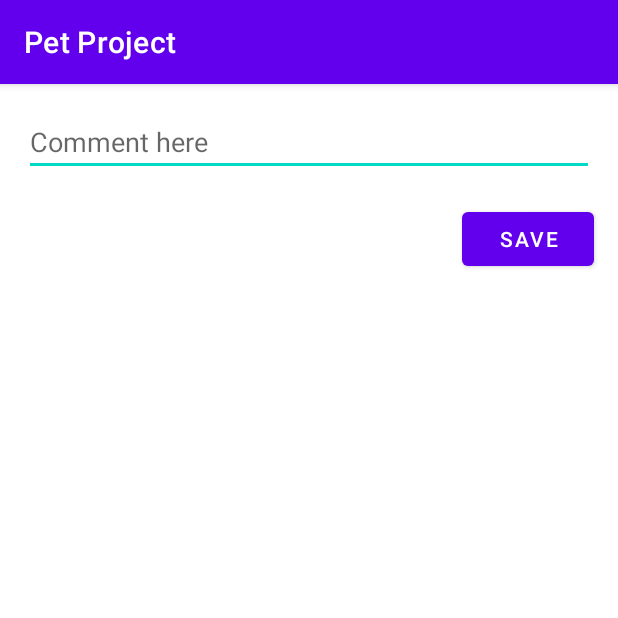
After one commit to Angrypavlo/UserInterfaceProject, an Android app: the CountryDetailActivity screen opened directly, with no data from a screen before it, on a phone screen of 412 x 824 dp, the top half of it. The commit adds this screen. Run offline under Robolectric (Android 15) with nearby library versions, the phone set to English and light mode, and no system bars; 3 statements that could not run were skipped.

Commit message:
edi delete button, comment and stuff

```diff
--- a/app/build.gradle
+++ b/app/build.gradle
@@ -36,4 +36,6 @@ dependencies {
     testImplementation 'junit:junit:4.13.2'
     androidTestImplementation 'androidx.test.ext:junit:1.1.5'
     androidTestImplementation 'androidx.test.espresso:espresso-core:3.5.1'
+    implementation 'androidx.recyclerview:recyclerview:1.2.1'
+
 }
--- /dev/null
+++ b/app/src/main/java/com/example/petproject/CommentsAdapter.java
@@ -0,0 +1,53 @@
+package com.example.petproject;
+
+import android.view.LayoutInflater;
+import android.view.View;
+import android.view.ViewGroup;
+import android.widget.TextView;
+
+import androidx.annotation.NonNull;
+import androidx.recyclerview.widget.RecyclerView;
+
+import java.util.ArrayList;
+import java.util.List;
+
+public class CommentsAdapter extends RecyclerView.Adapter<CommentsAdapter.CommentViewHolder> {
+
+    private List<Comment> comments = new ArrayList<>();
+
+    public void setData(List<Comment> comments) {
+        this.comments = comments;
+        notifyDataSetChanged();
+    }
+
+    @NonNull
+    @Override
+    public CommentViewHolder onCreateViewHolder(@NonNull ViewGroup parent, int viewType) {
+        View view = LayoutInflater.from(parent.getContext()).inflate(android.R.layout.simple_list_item_1, parent, false);
+        return new CommentViewHolder(view);
+    }
+
+    @Override
+    public void onBindViewHolder(@NonNull CommentViewHolder holder, int position) {
+        Comment comment = comments.get(position);
+        holder.bind(comment.getText());
+    }
+
+    @Override
+    public int getItemCount() {
+        return comments.size();
+    }
+
+    static class CommentViewHolder extends RecyclerView.ViewHolder {
+        private TextView textViewComment;
+
+        public CommentViewHolder(@NonNull View itemView) {
+            super(itemView);
+            textViewComment = itemView.findViewById(android.R.id.text1);
+        }
+
+        public void bind(String comment) {
+            textViewComment.setText(comment);
+        }
+    }
+}
--- /dev/null
+++ b/app/src/main/java/com/example/petproject/CountryDetailActivity.java
@@ -0,0 +1,175 @@
+package com.example.petproject;
+
+import android.content.ContentValues;
+import android.content.Intent;
+import android.database.Cursor;
+import android.database.sqlite.SQLiteDatabase;
+import android.os.Bundle;
+import android.view.View;
+import android.widget.Button;
+import android.widget.EditText;
+import android.widget.ImageView;
+import android.widget.Toast;
+import androidx.appcompat.app.AppCompatActivity;
+import androidx.recyclerview.widget.DividerItemDecoration;
+import androidx.recyclerview.widget.LinearLayoutManager;
+import androidx.recyclerview.widget.RecyclerView;
+import java.util.ArrayList;
+import java.util.List;
+import java.io.Serializable;
+import java.util.List;
+public class CountryDetailActivity extends AppCompatActivity {
+    private String selectedCountry;
+    private EditText editTextComment;
+    private ImageView imageView;
+    private Button buttonSave;
+    private RecyclerView recyclerView;
+    private CommentsAdapter commentsAdapter;
+
+    @Override
+    protected void onCreate(Bundle savedInstanceState) {
+        super.onCreate(savedInstanceState);
+        setContentView(R.layout.activity_country_detail);
+
+        selectedCountry = getIntent().getStringExtra("country");
+        if (selectedCountry != null) {
+            getSupportActionBar().setTitle(selectedCountry);
+        }
+
+        editTextComment = findViewById(R.id.editTextComment);
+        buttonSave = findViewById(R.id.buttonSave);
+        recyclerView = findViewById(R.id.recyclerViewComments);
+        commentsAdapter = new CommentsAdapter();
+        recyclerView.setLayoutManager(new LinearLayoutManager(this));
+        recyclerView.addItemDecoration(new DividerItemDecoration(this, DividerItemDecoration.VERTICAL));
+        recyclerView.setAdapter(commentsAdapter);
+
+        Button buttonShowAllComments = findViewById(R.id.buttonShowAllComments);
+        buttonShowAllComments.setOnClickListener(new View.OnClickListener() {
+            @Override
+            public void onClick(View view) {
+                showAllComments(selectedCountry);
+            }
+        });
+        buttonSave.setOnClickListener(new View.OnClickListener() {
+            @Override
+            public void onClick(View view) {
+                String comment = editTextComment.getText().toString();
+                saveCommentToDatabase(selectedCountry, comment);
+                updateCommentsList(selectedCountry);
+                editTextComment.setText("");
+            }
+        });
+
+        updateCommentsList(selectedCountry);
+    }
+
+    private void saveCommentToDatabase(String selectedCountry, String comment) {
+        if (comment.trim().isEmpty()) {
+            Toast.makeText(CountryDetailActivity.this, "Comment can't be null", Toast.LENGTH_SHORT).show();
+            return;
+        }
+        DatabaseHelper dbHelper = new DatabaseHelper(CountryDetailActivity.this);
+        SQLiteDatabase database = dbHelper.getWritableDatabase();
+
+        ContentValues values = new ContentValues();
+        values.put(DatabaseHelper.COLUMN_COUNTRY, selectedCountry);
+        values.put(DatabaseHelper.COLUMN_COMMENT, comment);
+        long newRowId = database.insert(DatabaseHelper.TABLE_COMMENTS, null, values);
+
+        dbHelper.close();
+
+        Toast.makeText(CountryDetailActivity.this, "Comment saved to database", Toast.LENGTH_SHORT).show();
+    }
+
+    private void updateCommentsList(String selectedCountry) {
+        DatabaseHelper dbHelper = new DatabaseHelper(CountryDetailActivity.this);
+        SQLiteDatabase database = dbHelper.getReadableDatabase();
+
+        String[] projection = {DatabaseHelper.COLUMN_COMMENT};
+        String selection = DatabaseHelper.COLUMN_COUNTRY + " = ?";
+        String[] selectionArgs = {selectedCountry};
+
+        Cursor cursor = database.query(
+                DatabaseHelper.TABLE_COMMENTS,
+                projection,
+                selection,
+                selectionArgs,
+                null,
+                null,
+                null
+        );
+
+        List<Comment> commentList = new ArrayList<>();
+
+        while (cursor.moveToNext()) {
+            String commentText = cursor.getString(cursor.getColumnIndexOrThrow(DatabaseHelper.COLUMN_COMMENT));
+            Comment comment = new Comment(commentText);
+            commentList.add(comment);
+        }
+
+        cursor.close();
+        dbHelper.close();
+
+        commentsAdapter.setData(commentList);
+
+        // See All button control
+        Button buttonShowAllComments = findViewById(R.id.buttonShowAllComments);
+        if (commentList.size() > 0) {
+            buttonShowAllComments.setVisibility(View.VISIBLE);
+            buttonShowAllComments.setOnClickListener(new View.OnClickListener() {
+                @Override
+                public void onClick(View view) {
+                    showAllComments(selectedCountry);
+                }
+            });
+        } else {
+            buttonShowAllComments.setVisibility(View.GONE);
+        }
+    }
+
+
+    private void showAllComments(String selectedCountry) {
+        Intent intent = new Intent(CountryDetailActivity.this, AllCommentsActivity.class);
+        intent.putExtra("country", selectedCountry);
+
+        // Assuming getAllComments returns a List<Comment>
+        List<Comment> allComments = getAllComments(selectedCountry);
+
+        intent.putParcelableArrayListExtra("allComments", new ArrayList<>(allComments));
+        startActivity(intent);
+    }
+
+
+    private List<Comment> getAllComments(String selectedCountry) {
+        DatabaseHelper dbHelper = new DatabaseHelper(CountryDetailActivity.this);
+        SQLiteDatabase database = dbHelper.getReadableDatabase();
+
+        String[] projection = {DatabaseHelper.COLUMN_COMMENT};
+        String selection = DatabaseHelper.COLUMN_COUNTRY + " = ?";
+        String[] selectionArgs = {selectedCountry};
+
+        Cursor cursor = database.query(
+                DatabaseHelper.TABLE_COMMENTS,
+                projection,
+                selection,
+                selectionArgs,
+                null,
+                null,
+                null
+        );
+
+        List<Comment> commentList = new ArrayList<>();
+        int counter = 1;
+        while (cursor.moveToNext()) {
+            String commentText = cursor.getString(cursor.getColumnIndexOrThrow(DatabaseHelper.COLUMN_COMMENT));
+            Comment comment = new Comment(commentText);
+            commentList.add(comment);
+        }
+
+        cursor.close();
+        dbHelper.close();
+
+        return commentList;
+    }
+}
--- /dev/null
+++ b/app/src/main/java/com/example/petproject/DatabaseHelper.java
@@ -0,0 +1,34 @@
+package com.example.petproject;
+
+import android.content.Context;
+import android.database.sqlite.SQLiteDatabase;
+import android.database.sqlite.SQLiteOpenHelper;
+
+public class DatabaseHelper extends SQLiteOpenHelper {
+    private static final String DATABASE_NAME = "petproject.db";
+    private static final int DATABASE_VERSION = 1;
+
+    public static final String TABLE_COMMENTS = "comments";
+    public static final String COLUMN_ID = "_id";
+    public static final String COLUMN_COUNTRY = "country";
+    public static final String COLUMN_COMMENT = "comment";
+
+    private static final String TABLE_COMMENTS_CREATE =
+            "CREATE TABLE " + TABLE_COMMENTS + " (" +
+                    COLUMN_ID + " INTEGER PRIMARY KEY AUTOINCREMENT, " +
+                    COLUMN_COUNTRY + " TEXT, " +
+                    COLUMN_COMMENT + " TEXT);";
+
+    public DatabaseHelper(Context context) {
+        super(context, DATABASE_NAME, null, DATABASE_VERSION);
+    }
+
+    @Override
+    public void onCreate(SQLiteDatabase database) {
+        database.execSQL(TABLE_COMMENTS_CREATE);
+    }
+
+    @Override
+    public void onUpgrade(SQLiteDatabase db, int oldVersion, int newVersion) {
+    }
+}
--- /dev/null
+++ b/app/src/main/res/layout/activity_country_detail.xml
@@ -0,0 +1,46 @@
+<?xml version="1.0" encoding="utf-8"?>
+<RelativeLayout xmlns:android="http://schemas.android.com/apk/res/android"
+    android:layout_width="match_parent"
+    android:layout_height="match_parent">
+
+    <EditText
+        android:id="@+id/editTextComment"
+        android:layout_width="match_parent"
+        android:layout_height="wrap_content"
+        android:layout_marginStart="16dp"
+        android:layout_marginTop="16dp"
+        android:layout_marginEnd="16dp"
+        android:layout_marginBottom="16dp"
+        android:hint="Comment here" />
+
+    <Button
+        android:id="@+id/buttonSave"
+        android:layout_width="wrap_content"
+        android:layout_height="wrap_content"
+        android:layout_below="@id/editTextComment"
+        android:layout_alignEnd="@id/editTextComment"
+        android:layout_marginTop="2dp"
+        android:text="Save" />
+
+    <androidx.recyclerview.widget.RecyclerView
+        android:id="@+id/recyclerViewComments"
+        android:layout_width="395dp"
+        android:layout_height="200dp"
+        android:layout_below="@id/buttonSave"
+        android:layout_marginStart="16dp"
+        android:layout_marginTop="6dp"
+        android:layout_marginEnd="16dp"
+        android:layout_marginBottom="16dp"
+        android:divider="@android:color/transparent"
+        android:dividerHeight="0dp" />
+    <Button
+        android:id="@+id/buttonShowAllComments"
+        android:layout_width="wrap_content"
+        android:layout_height="wrap_content"
+        android:layout_below="@id/recyclerViewComments"
+        android:layout_marginTop="1dp"
+        android:layout_alignEnd="@id/recyclerViewComments"
+        android:text="See all" />
+
+
+</RelativeLayout>
```
Also changed, not shown: app/src/main/AndroidManifest.xml (+27 -0 lines), app/src/main/java/com/example/petproject/AllCommentsActivity.java (added, +250 -0 lines), app/src/main/java/com/example/petproject/Comment.java (added, +58 -0 lines), app/src/main/java/com/example/petproject/ListOfCountriesActivity.java (+11 -8 lines), app/src/main/java/com/example/petproject/MainActivity.java (+4 -3 lines), app/src/main/res/layout/activity_all_comments.xml (added, +39 -0 lines).
